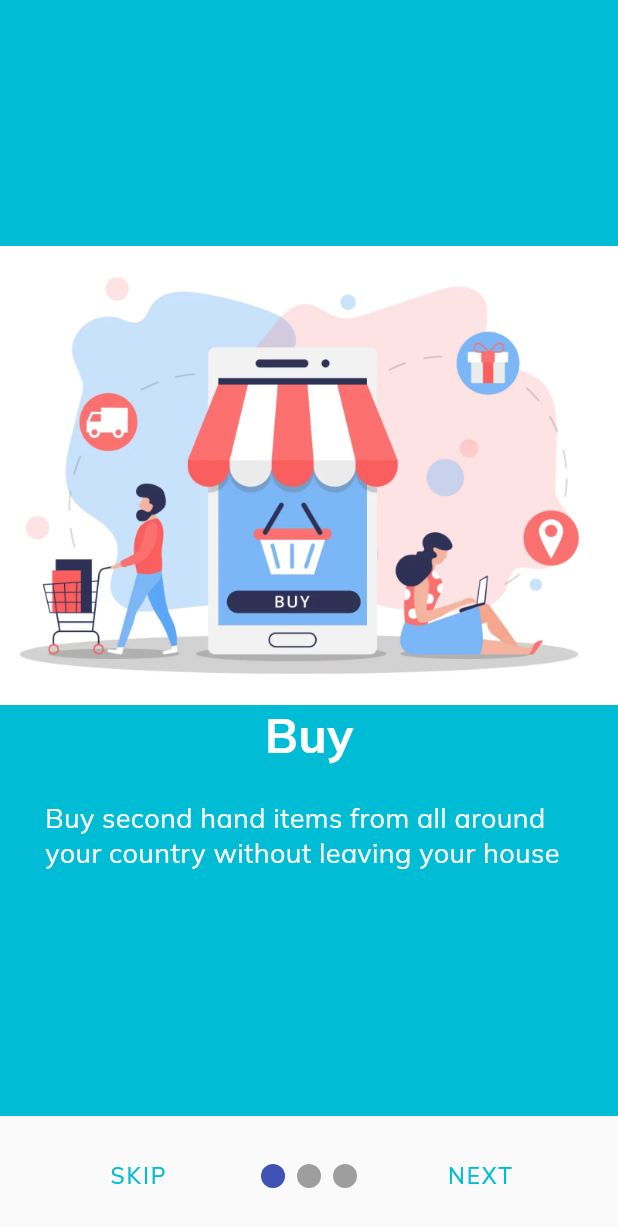
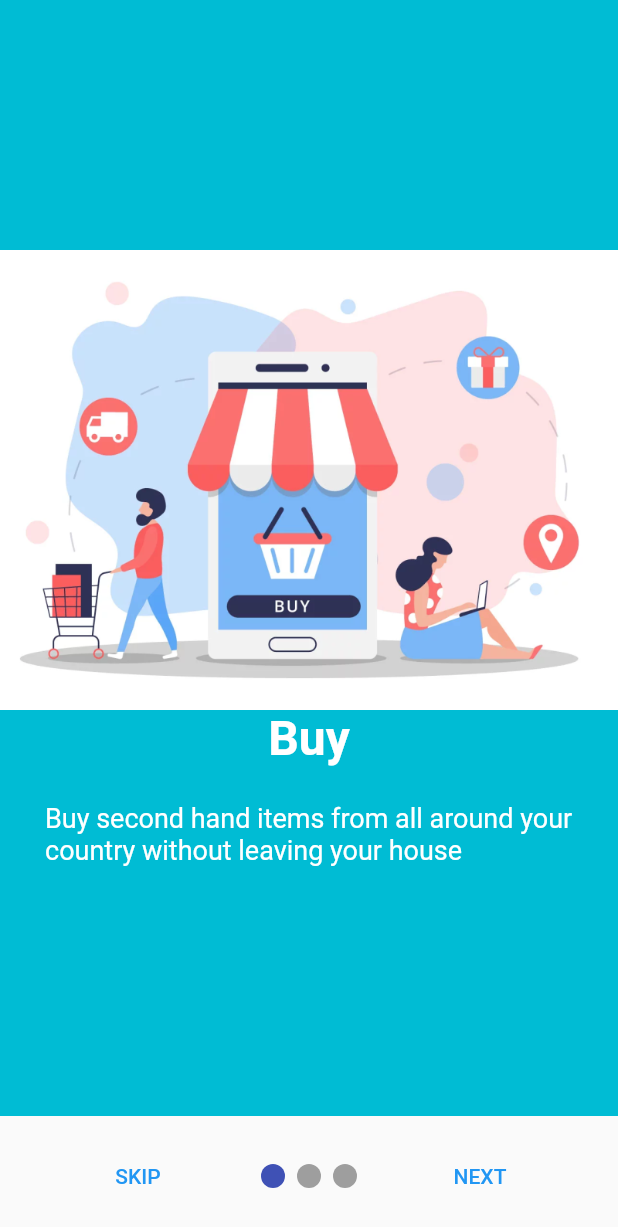
Before and after one commit to muhamad3/secondhand, a Flutter app: the screen it shows after launch, on a phone screen of 412 x 824 dp. Shown: the top 1227 px of the screen. Run offline on Flutter 3.47's test engine with Material 2 defaults, Android fonts, the phone set to English and light mode, and no system bars; drawn by our look-alikes of smooth_page_indicator; our stand-ins replace adaptive_theme, chat_bubbles, cloud_firestore, curved_navigation_bar, email_validator, file_picker and 7 more; accounts and stored records are empty.

Commit message:
adding dark theme

```diff
--- a/lib/main.dart
+++ b/lib/main.dart
@@ -1,3 +1,4 @@
+import 'package:adaptive_theme/adaptive_theme.dart';
 import 'package:firebase_core/firebase_core.dart';
 import 'package:flutter/material.dart';
 import 'package:secondhand/Screens/home.dart';
@@ -42,8 +43,14 @@ class _MyHomePageState extends State<MyHomePage> {
 
   @override
   Widget build(BuildContext context) {
-    return MaterialApp(
-      theme: isdark?? false ?darkTheme :lightTheme,
+    return AdaptiveTheme(
+      light: ThemeData.light(),
+       initial: AdaptiveThemeMode.system,
+       dark: ThemeData.dark(),
+       builder: (light , dark)=>
+        MaterialApp(
+      theme: light,
+      darkTheme: dark,
       initialRoute: '/',
       routes: {
         '/': (context) => isfirsttime ?? true
@@ -62,7 +69,10 @@ class _MyHomePageState extends State<MyHomePage> {
         '/chats': (context) =>  const Chats(),
         '/search': (context) =>  const Search(),
       },
-    );
+    )
+       ,
+       );
+
   }
 
   isfirstime() async {
--- a/pubspec.yaml
+++ b/pubspec.yaml
@@ -51,6 +51,7 @@ dependencies:
   intl: ^0.17.0
   flutter_pw_validator: ^1.4.2
   google_fonts: ^2.3.1
+  adaptive_theme: ^2.3.0
 
 
 dev_dependencies:
```
Also changed, not shown: lib/classes/drawer.dart (+11 -3 lines), pubspec.lock.
